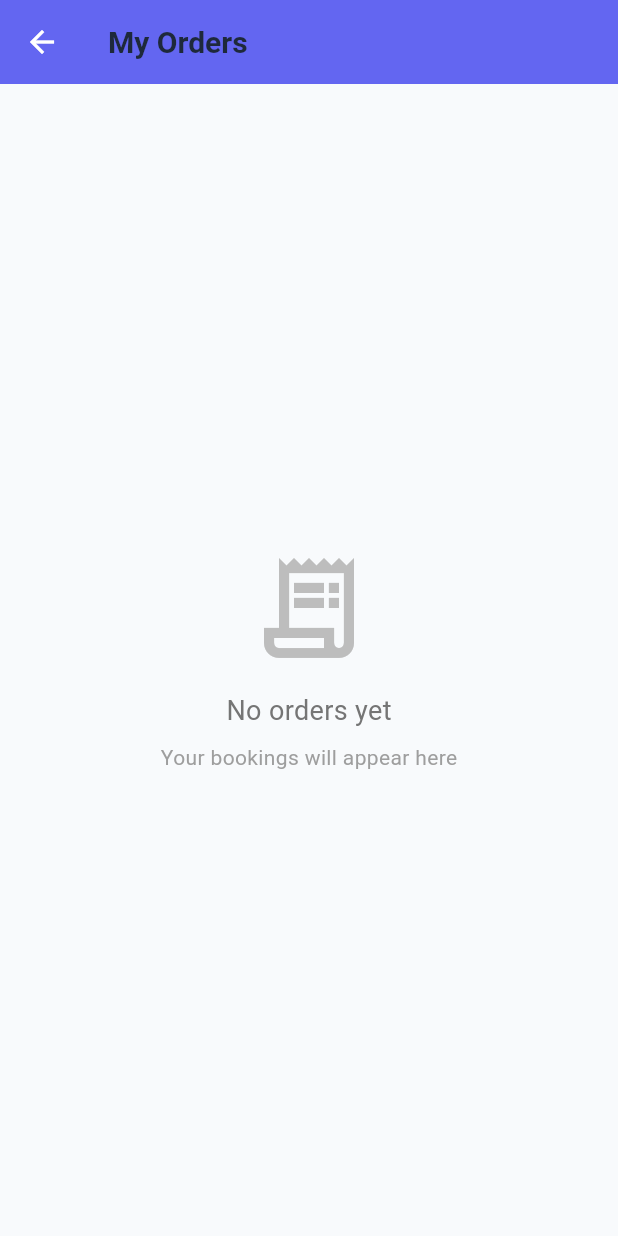
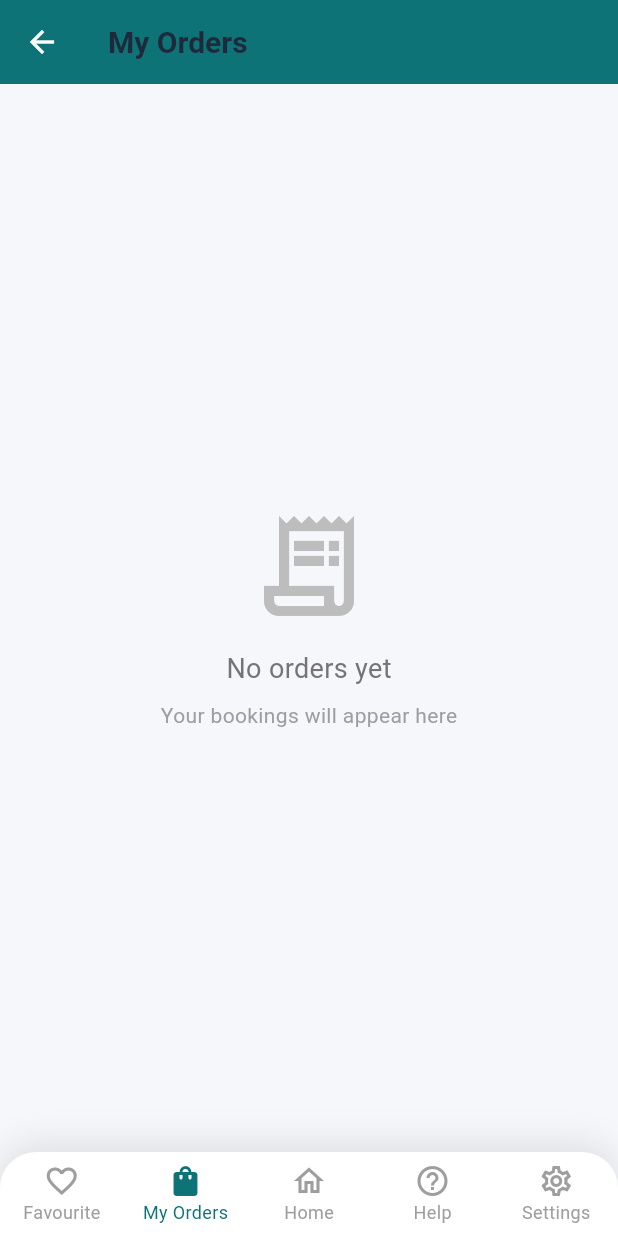
Before and after one commit to nexoneon/go_buddy, a Flutter app: the MainHomeScreen screen opened directly, item 2 of the bottom bar chosen, on a phone screen of 412 x 824 dp. Run offline on Flutter 3.47's test engine with Material 3 defaults, Android fonts, the phone set to English and light mode, and no system bars; our stand-ins replace cloud_firestore, firebase_auth, firebase_core; accounts and stored records are empty.

Commit message:
home screen change

```diff
--- a/lib/screens/mobile/my_orders_screen.dart
+++ b/lib/screens/mobile/my_orders_screen.dart
@@ -4,11 +4,17 @@ import '../../services/auth_service.dart';
 import '../../services/order_service.dart';
 import '../../config/config.dart';
 
-class MyOrdersScreen extends StatelessWidget {
-  MyOrdersScreen({super.key});
+class MyOrdersScreen extends StatefulWidget {
+  const MyOrdersScreen({super.key});
 
+  @override
+  State<MyOrdersScreen> createState() => _MyOrdersScreenState();
+}
+
+class _MyOrdersScreenState extends State<MyOrdersScreen> {
   final AuthService _authService = AuthService();
   final OrderService _orderService = OrderService();
+  int _selectedIndex = 1; // My Orders is index 1
 
   @override
   Widget build(BuildContext context) {
@@ -16,16 +22,22 @@ class MyOrdersScreen extends StatelessWidget {
 
     if (user == null) {
       return Scaffold(
-        appBar: AppBar(title: const Text('My Orders')),
+        appBar: AppBar(
+          title: const Text('My Orders'),
+          backgroundColor: const Color(0xFF0D7377),
+          foregroundColor: Colors.white,
+        ),
         body: const Center(child: Text('Please login to view orders')),
       );
     }
 
     return Scaffold(
+      backgroundColor: const Color(0xFFF5F7FA),
       appBar: AppBar(
         title: const Text('My Orders'),
-        backgroundColor: AppTheme.primaryColor,
+        backgroundColor: const Color(0xFF0D7377),
         foregroundColor: Colors.white,
+        elevation: 0,
       ),
       body: StreamBuilder<List<OrderModel>>(
         stream: _orderService.getUserOrders(user.uid),
@@ -75,6 +87,74 @@ class MyOrdersScreen extends StatelessWidget {
           );
         },
       ),
+      bottomNavigationBar: _buildBottomNav(),
+    );
+  }
+
+  Widget _buildBottomNav() {
+    return Container(
+      decoration: BoxDecoration(
+        color: Colors.white,
+        borderRadius: const BorderRadius.only(
+          topLeft: Radius.circular(24),
+          topRight: Radius.circular(24),
+        ),
+        boxShadow: [
+          BoxShadow(
+            color: Colors.black.withAlpha(26),
+            blurRadius: 20,
+            offset: const Offset(0, -5),
+          ),
+        ],
+      ),
+      child: ClipRRect(
+        borderRadius: const BorderRadius.only(
+          topLeft: Radius.circular(24),
+          topRight: Radius.circular(24),
+        ),
+        child: BottomNavigationBar(
+          currentIndex: _selectedIndex,
+          onTap: (index) {
+            if (index != _selectedIndex) {
+              Navigator.pop(context); // Go back to home
+            }
+          },
+          type: BottomNavigationBarType.fixed,
+          backgroundColor: Colors.transparent,
+          selectedItemColor: const Color(0xFF0D7377),
+          unselectedItemColor: Colors.grey,
+          selectedFontSize: 12,
+          unselectedFontSize: 12,
+          elevation: 0,
+          items: const [
+            BottomNavigationBarItem(
+              icon: Icon(Icons.favorite_border),
+              activeIcon: Icon(Icons.favorite),
+              label: 'Favourite',
+            ),
+            BottomNavigationBarItem(
+              icon: Icon(Icons.shopping_bag_outlined),
+              activeIcon: Icon(Icons.shopping_bag),
+              label: 'My Orders',
+            ),
+            BottomNavigationBarItem(
+              icon: Icon(Icons.home_outlined),
+              activeIcon: Icon(Icons.home),
+              label: 'Home',
+            ),
+            BottomNavigationBarItem(
+              icon: Icon(Icons.help_outline),
+              activeIcon: Icon(Icons.help),
+              label: 'Help',
+            ),
+            BottomNavigationBarItem(
+              icon: Icon(Icons.settings_outlined),
+              activeIcon: Icon(Icons.settings),
+              label: 'Settings',
+            ),
+          ],
+        ),
+      ),
     );
   }
 
@@ -88,7 +168,14 @@ class MyOrdersScreen extends StatelessWidget {
         statusColor = Colors.red;
         break;
       case 'confirmed':
+      case 'accepted':
         statusColor = Colors.blue;
+        break;
+      case 'in_progress':
+        statusColor = Colors.purple;
+        break;
+      case 'hold':
+        statusColor = Colors.amber;
         break;
       default:
         statusColor = Colors.orange;
@@ -142,9 +229,9 @@ class MyOrdersScreen extends StatelessWidget {
                       const SizedBox(height: 4),
                       Text(
                         '₹${order.amount.toStringAsFixed(0)}',
-                        style: TextStyle(
+                        style: const TextStyle(
                           fontSize: 14,
-                          color: AppTheme.primaryColor,
+                          color: Color(0xFF0D7377),
                           fontWeight: FontWeight.w600,
                         ),
                       ),
@@ -161,7 +248,7 @@ class MyOrdersScreen extends StatelessWidget {
                     borderRadius: BorderRadius.circular(20),
                   ),
                   child: Text(
-                    order.status.toUpperCase(),
+                    order.status.toUpperCase().replaceAll('_', ' '),
                     style: TextStyle(
                       color: statusColor,
                       fontWeight: FontWeight.bold,
```
Also changed, not shown: lib/screens/mobile/main_home_screen.dart (+110 -85 lines).
